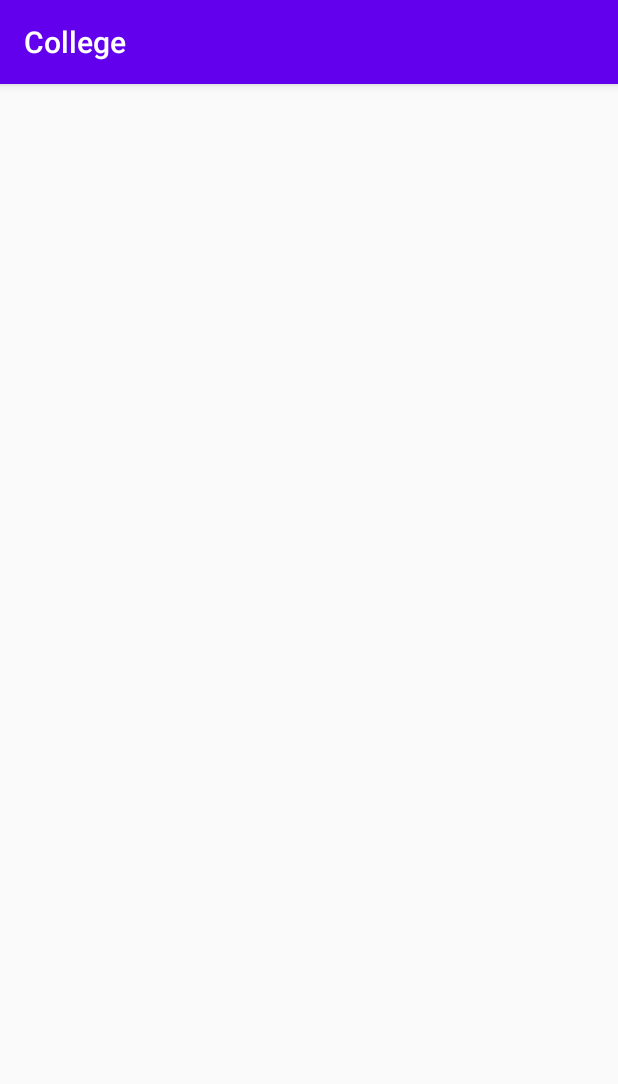
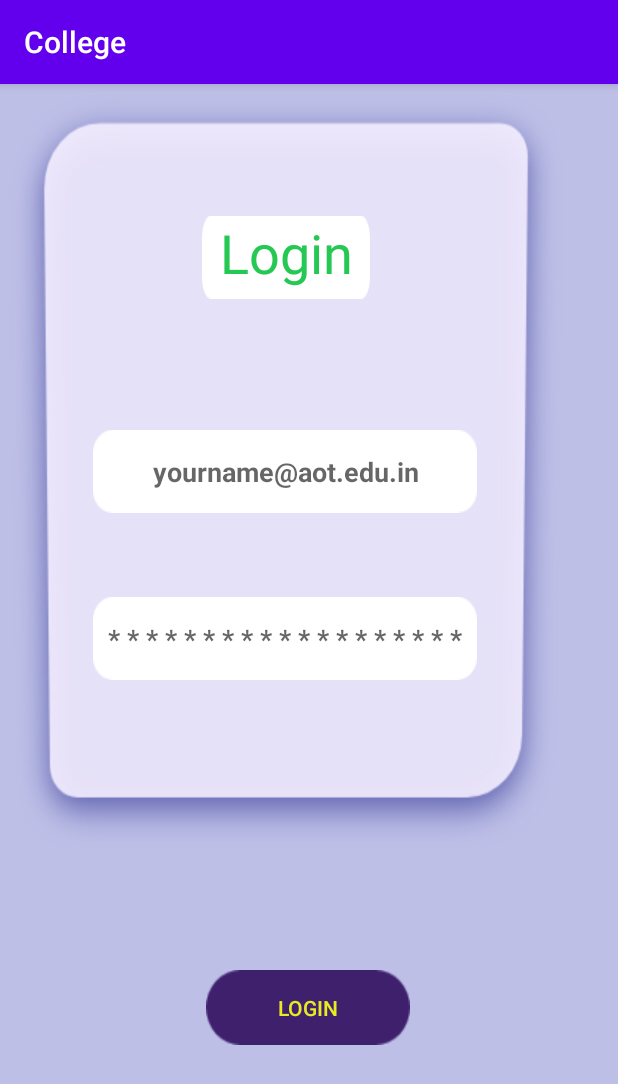
Before and after one commit to siswarnava-sss/College, an Android app: the screen it shows after launch (MainActivity), on a phone screen of 412 x 824 dp. Shown: the top 1084 px of the screen. Run offline under Robolectric (Android 15) with nearby library versions, the phone set to English and light mode, and no system bars.

Commit message:
updated layout

```diff
--- a/app/build.gradle
+++ b/app/build.gradle
@@ -30,5 +30,6 @@ dependencies {
     testImplementation 'junit:junit:4.12'
     androidTestImplementation 'androidx.test.ext:junit:1.1.2'
     androidTestImplementation 'androidx.test.espresso:espresso-core:3.3.0'
+    implementation "androidx.constraintlayout:constraintlayout:2.0.4"
 
 }
--- a/app/src/main/java/com/example/college2/MainActivity.java
+++ b/app/src/main/java/com/example/college2/MainActivity.java
@@ -1,6 +1,7 @@
 package com.example.college2;
 
 import androidx.appcompat.app.AppCompatActivity;
+import androidx.appcompat.app.AppCompatDelegate;
 
 import android.os.Bundle;
 
@@ -8,7 +9,8 @@ public class MainActivity extends AppCompatActivity {
 
     @Override
     protected void onCreate(Bundle savedInstanceState) {
+        AppCompatDelegate.setDefaultNightMode(AppCompatDelegate.MODE_NIGHT_NO);
         super.onCreate(savedInstanceState);
-        setContentView(R.layout.activity_main);
+        setContentView(R.layout.activity_login2);
     }
 }
--- a/app/src/main/res/layout/activity_login2.xml
+++ b/app/src/main/res/layout/activity_login2.xml
@@ -5,115 +5,114 @@
     android:id="@+id/bg"
     android:layout_width="match_parent"
     android:layout_height="match_parent"
+    android:background="#808186D5"
     android:paddingLeft="0dp"
     android:paddingTop="0dp"
     android:paddingEnd="0dp"
+
+
     android:paddingRight="0dp"
     android:paddingBottom="0dp"
-
-
     tools:context=".Login"
     tools:ignore="DuplicateIds">
 
-    <RelativeLayout
-        android:id="@+id/bg"
-        android:layout_width="match_parent"
-        android:layout_height="match_parent"
-        android:background="@drawable/bg_img"
-        app:layout_constraintBottom_toBottomOf="@+id/loginbox"
-        app:layout_constraintEnd_toEndOf="parent"
-        app:layout_constraintStart_toStartOf="parent" />
+    <androidx.constraintlayout.widget.Guideline
+        android:id="@+id/guideline"
+        android:layout_width="wrap_content"
+        android:layout_height="wrap_content"
+        android:orientation="horizontal"
+        app:layout_constraintGuide_percent="0.16" />
 
+    <androidx.constraintlayout.widget.Guideline
+        android:id="@+id/guideline2"
+        android:layout_width="wrap_content"
+        android:layout_height="wrap_content"
+        android:background="#8F8186D5"
+        android:orientation="vertical"
+        app:layout_constraintGuide_percent="0.0" />
 
-    <RelativeLayout
-        android:id="@+id/loginbox"
-        android:layout_width="335dp"
-        android:layout_height="495dp"
-        android:layout_marginStart="70dp"
-        android:layout_marginTop="222dp"
-        android:layout_marginEnd="64dp"
-        android:layout_marginBottom="193dp"
-        android:background="@drawable/shadow_login"
-        app:layout_constraintBottom_toBottomOf="parent"
-        app:layout_constraintEnd_toEndOf="parent"
-        app:layout_constraintStart_toStartOf="parent"
-        app:layout_constraintTop_toTopOf="parent"
-        app:layout_constraintVertical_bias="0.41000003">
-
-        <Button
-
-            android:id="@+id/button"
-            android:layout_width="99dp"
-            android:layout_height="60dp"
-            android:layout_alignParentStart="true"
-            android:layout_alignParentTop="true"
-            android:layout_alignParentEnd="true"
-            android:layout_alignParentBottom="true"
-            android:layout_marginStart="111dp"
-            android:layout_marginTop="348dp"
-            android:layout_marginEnd="108dp"
-            android:layout_marginBottom="76dp"
-
-            android:background="@drawable/login_register_btn"
-            android:text="@string/login"
-            android:textColor="#1155C6" />
+    <androidx.constraintlayout.widget.ConstraintLayout
+        android:id="@+id/constraintLayout"
+        android:layout_width="381dp"
+        android:layout_height="517dp"
+        android:background="@drawable/box_main"
+        tools:layout_editor_absoluteX="16dp"
+        tools:layout_editor_absoluteY="106dp">
 
         <EditText
             android:id="@+id/editTextTextEmailAddress"
-            android:layout_width="wrap_content"
-            android:layout_height="wrap_content"
-            android:layout_alignParentStart="true"
-            android:layout_alignParentTop="true"
-            android:layout_alignParentEnd="true"
-            android:layout_alignParentBottom="true"
-            android:layout_marginStart="57dp"
-            android:layout_marginTop="157dp"
-            android:layout_marginEnd="52dp"
-            android:layout_marginBottom="282dp"
-            android:autofillHints=""
-            android:drawableStart="@drawable/ic_baseline_email"
+            android:layout_width="256dp"
+            android:layout_height="55dp"
+            android:layout_marginBottom="56dp"
+            android:background="@drawable/field"
             android:ems="10"
             android:hint="@string/username"
             android:inputType="textEmailAddress"
-            android:selectAllOnFocus="true"
-            android:singleLine="true"
-            android:textAlignment="viewEnd"
-            android:textSize="18sp"
-            android:textStyle="italic" />
+            android:textAlignment="center"
+            android:textStyle="bold"
+            app:layout_constraintBottom_toTopOf="@+id/editTextTextEmailAddress2"
+            app:layout_constraintEnd_toEndOf="parent"
+            app:layout_constraintHorizontal_bias="0.496"
+            app:layout_constraintStart_toStartOf="parent" />
 
         <EditText
-            android:id="@+id/editTextTextPassword"
-            android:layout_width="wrap_content"
-            android:layout_height="wrap_content"
-            android:layout_alignParentStart="true"
-            android:layout_alignParentTop="true"
-            android:layout_alignParentEnd="true"
-            android:layout_alignParentBottom="true"
-            android:layout_marginStart="60dp"
-            android:layout_marginTop="227dp"
-            android:layout_marginEnd="50dp"
-            android:layout_marginBottom="212dp"
-            android:drawableStart="@drawable/ic_password"
+            android:id="@+id/editTextTextEmailAddress2"
+            android:layout_width="256dp"
+            android:layout_height="55dp"
+            android:layout_marginBottom="120dp"
+            android:background="@drawable/field"
             android:ems="10"
             android:hint="@string/password"
-            android:importantForAutofill="no"
-            android:inputType="textPassword"
-            android:textAlignment="viewEnd"
-            android:textStyle="italic" />
+            android:inputType="textEmailAddress"
+            android:textAlignment="center"
+            android:textColor="#F10606"
+            android:textStyle="bold"
+            app:layout_constraintBottom_toBottomOf="parent"
+            app:layout_constraintEnd_toEndOf="parent"
+            app:layout_constraintHorizontal_bias="0.496"
+            app:layout_constraintStart_toStartOf="parent" />
 
         <TextView
-            android:id="@+id/textView2"
-            android:layout_width="115dp"
-            android:layout_height="47dp"
-            android:layout_alignParentEnd="true"
-            android:layout_alignParentBottom="true"
-            android:layout_marginEnd="152dp"
-            android:layout_marginBottom="357dp"
-            android:text="@string/sign_in"
-            android:textSize="30sp"
-            android:textStyle="bold" />
+            android:id="@+id/textView"
+            android:layout_width="112dp"
+            android:layout_height="55dp"
+            android:background="@drawable/field"
+            android:text="@string/login"
+            android:textAlignment="center"
+            android:textColor="#25C853"
+            android:textSize="36sp"
+            app:layout_constraintBottom_toTopOf="@+id/editTextTextEmailAddress"
+            app:layout_constraintEnd_toEndOf="parent"
+            app:layout_constraintStart_toStartOf="parent"
+            app:layout_constraintTop_toTopOf="parent" />
+    </androidx.constraintlayout.widget.ConstraintLayout>
 
-    </RelativeLayout>
+    <androidx.constraintlayout.widget.Guideline
+        android:id="@+id/guideline3"
+        android:layout_width="wrap_content"
+        android:layout_height="wrap_content"
+        android:orientation="horizontal"
+        app:layout_constraintGuide_percent="0.87" />
 
+    <androidx.constraintlayout.widget.Guideline
+        android:id="@+id/guideline4"
+        android:layout_width="wrap_content"
+        android:layout_height="wrap_content"
+        android:orientation="vertical"
+        app:layout_constraintGuide_percent="0.99" />
 
+    <Button
+        android:id="@+id/button"
+        android:layout_width="136dp"
+        android:layout_height="50dp"
+        android:layout_marginTop="36dp"
+        android:background="@drawable/btn_img"
+        android:text="@string/login"
+        android:textColor="#EAEA24"
+        app:layout_constraintBottom_toTopOf="@+id/guideline3"
+        app:layout_constraintEnd_toEndOf="parent"
+        app:layout_constraintHorizontal_bias="0.498"
+        app:layout_constraintStart_toStartOf="@+id/guideline2"
+        app:layout_constraintTop_toBottomOf="@+id/constraintLayout"
+        app:layout_constraintVertical_bias="0.576" />
 </androidx.constraintlayout.widget.ConstraintLayout>
```
Also changed, not shown: app/src/main/res/drawable/box_main.png (added).
